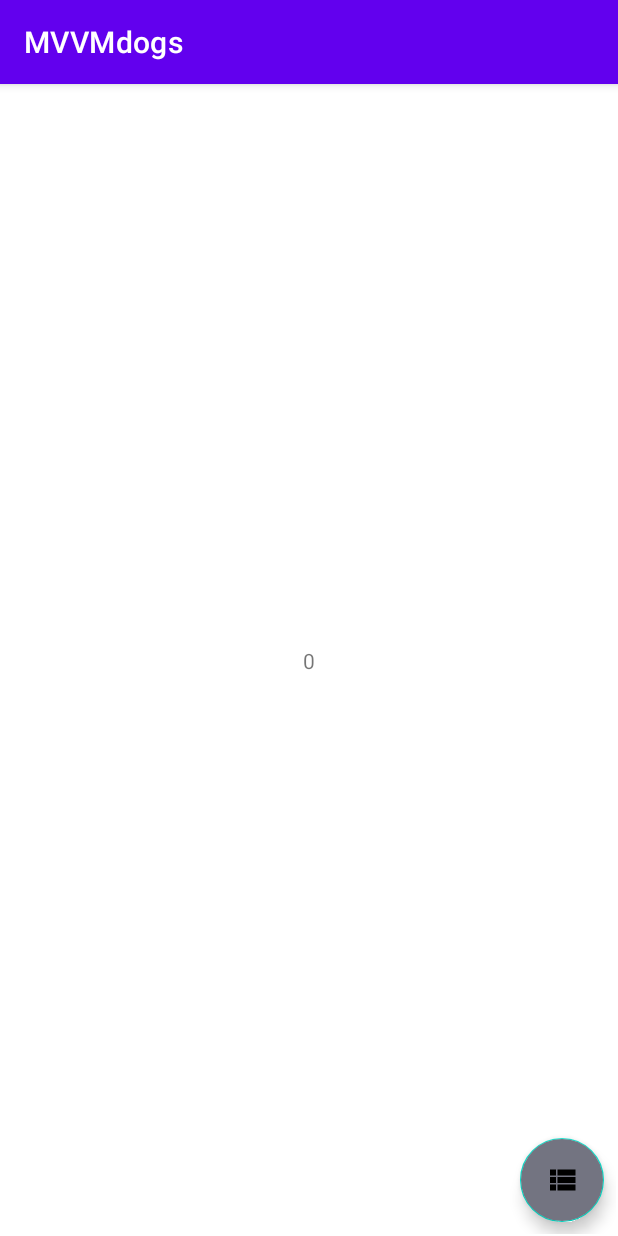
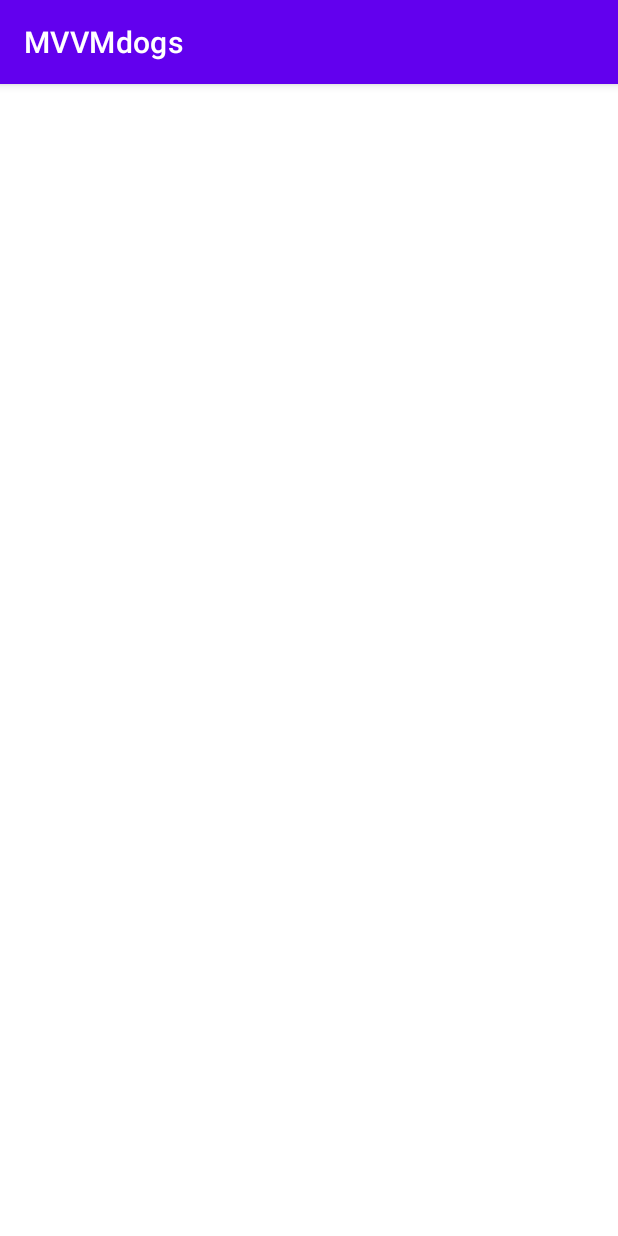
Before and after one commit to shaikshagufta/Android_jetpack, an Android app: the DetailFragment screen opened through its navigation route, on a phone screen of 412 x 824 dp. Run offline under Robolectric (Android 15) with nearby library versions, the phone set to English and light mode, and no system bars; our stand-ins replace data binding, navigation-ui.

Commit message:
clean up

```diff
--- a/app/src/main/java/com/example/mvvmdogs/view/DetailFragment.kt
+++ b/app/src/main/java/com/example/mvvmdogs/view/DetailFragment.kt
@@ -29,14 +29,6 @@ class DetailFragment : Fragment() {
         //retrieving the argument we passed in list-fragment to detail-fragment if its not null
         arguments?.let {
             dogUuid = DetailFragmentArgs.fromBundle(it).dogUuid
-            //assigning the value to textView for testing
-            binding.textView2.text = dogUuid.toString()
-        }
-
-        //setting onclick listener to the fab
-        binding.buttonList.setOnClickListener {
-            val action = DetailFragmentDirections.actionListFragment()
-            Navigation.findNavController(it).navigate(action)
         }
     }
 }
--- a/app/src/main/java/com/example/mvvmdogs/view/ListFragment.kt
+++ b/app/src/main/java/com/example/mvvmdogs/view/ListFragment.kt
@@ -20,16 +20,4 @@ class ListFragment : Fragment() {
        binding = FragmentListBinding.inflate(inflater, container, false)
         return binding.root
     }
-
-    override fun onViewCreated(view: View, savedInstanceState: Bundle?) {
-        super.onViewCreated(view, savedInstanceState)
-
-        binding.buttonDetails.setOnClickListener {
-            val action = ListFragmentDirections.actionDetailFragment()
-            //to use the action we created in the dog_navigation: dogUuid
-            // ie, passing the argument in list fragment to retrieve from detail fragment
-            action.dogUuid = 5
-            Navigation.findNavController(it).navigate(action)
-        }
-    }
 }
--- a/app/src/main/res/layout/fragment_detail.xml
+++ b/app/src/main/res/layout/fragment_detail.xml
@@ -9,29 +9,6 @@
         android:layout_height="match_parent"
         tools:context=".view.DetailFragment">
 
-        <TextView
-            android:id="@+id/textView2"
-            android:layout_width="wrap_content"
-            android:layout_height="wrap_content"
-            android:text="Details Fragment"
-            android:layout_margin="8dp"
-            app:layout_constraintBottom_toBottomOf="parent"
-            app:layout_constraintEnd_toEndOf="parent"
-            app:layout_constraintStart_toStartOf="parent"
-            app:layout_constraintTop_toTopOf="parent" />
-
-        <com.google.android.material.floatingactionbutton.FloatingActionButton
-            android:id="@+id/button_list"
-            android:layout_width="wrap_content"
-            android:layout_height="wrap_content"
-            android:backgroundTint="@color/grey"
-            android:layout_margin="8dp"
-            android:clickable="true"
-            android:src="@drawable/ic_view_list"
-            app:layout_constraintBottom_toBottomOf="parent"
-            app:layout_constraintEnd_toEndOf="parent"
-            android:focusable="true"
-            android:contentDescription="floating action button" />
 
     </androidx.constraintlayout.widget.ConstraintLayout>
 </layout>
```
Also changed, not shown: app/src/main/res/layout/fragment_list.xml (+0 -21 lines).
